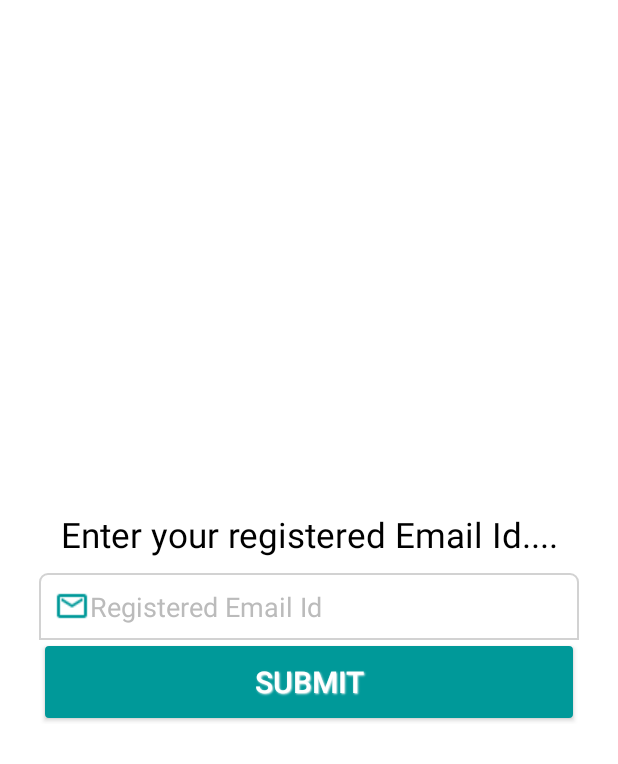
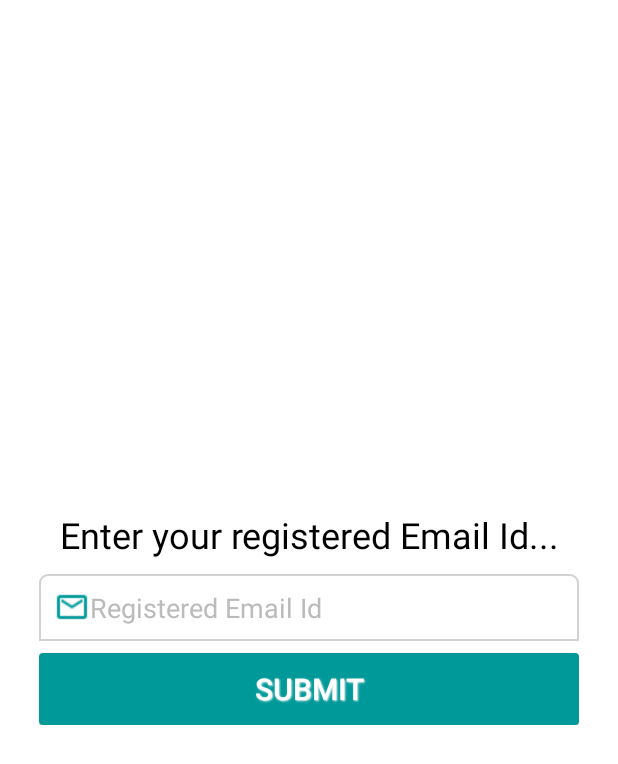
Before and after one commit to nitin-53/Campus-E-Board, an Android app: the Forgot screen opened directly, with no data from a screen before it, on a phone screen of 412 x 824 dp. Shown: the top 764 px of the screen. Run offline under Robolectric (Android 15) with nearby library versions, the phone set to English and light mode, and no system bars.

Commit message:
Have made Forgot

```diff
--- a/app/src/main/res/layout/forgot.xml
+++ b/app/src/main/res/layout/forgot.xml
@@ -20,9 +20,9 @@
             android:layout_height="wrap_content"
             android:layout_marginBottom="10dp"
             android:gravity="center"
-            android:text="Enter your registered Email Id...."
+            android:text="Enter your registered Email Id..."
             android:textColor="#000"
-            android:textSize="23sp" />
+            android:textSize="24sp" />
 
         <EditText
             android:id="@+id/registered_emailId"
@@ -40,7 +40,7 @@
             style="@style/DefaultButtonText"
             android:layout_width="match_parent"
             android:layout_height="wrap_content"
-            android:layout_margin="4dp"
+            android:layout_marginTop="8dp"
             android:background="@drawable/button_default_bg"
             android:padding="10dp"
             android:padding_Top="15dp"
```
